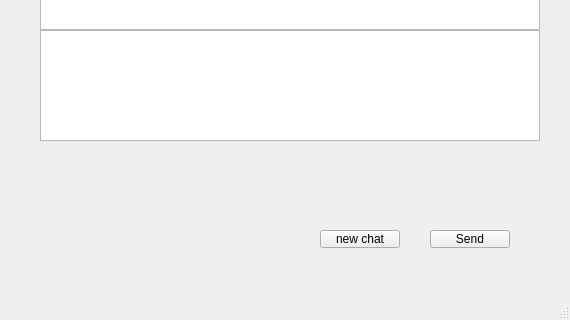
HiVltg3/DesktopAiHelper, file mainwindow.ui: the form before one commit; both pictures show x 230 to 800 and y 280 to 600 of the 800 by 600 pixel window.
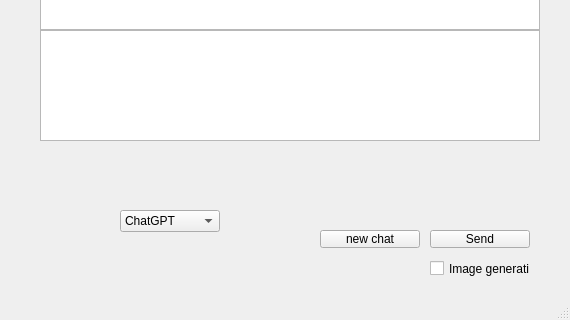
The form after the commit. Icons and pictures are not drawn.

Commit message: Added text-to-image function

The edit to the form file:
```diff
--- a/mainwindow.ui
+++ b/mainwindow.ui
@@ -51,10 +51,16 @@
      <rect>
       <x>660</x>
       <y>510</y>
-      <width>80</width>
+      <width>100</width>
       <height>18</height>
      </rect>
     </property>
+    <property name="minimumSize">
+     <size>
+      <width>100</width>
+      <height>0</height>
+     </size>
+    </property>
     <property name="text">
      <string>Send</string>
     </property>
@@ -64,10 +70,16 @@
      <rect>
       <x>550</x>
       <y>510</y>
-      <width>80</width>
+      <width>100</width>
       <height>18</height>
      </rect>
     </property>
+    <property name="minimumSize">
+     <size>
+      <width>100</width>
+      <height>0</height>
+     </size>
+    </property>
     <property name="text">
      <string>new chat</string>
     </property>
@@ -76,6 +88,62 @@
       <normaloff>:/icons/icons/chaticon.png</normaloff>:/icons/icons/chaticon.png</iconset>
     </property>
    </widget>
+   <widget class="QCheckBox" name="checkBox_imgGen">
+    <property name="geometry">
+     <rect>
+      <x>660</x>
+      <y>540</y>
+      <width>100</width>
+      <height>17</height>
+     </rect>
+    </property>
+    <property name="minimumSize">
+     <size>
+      <width>100</width>
+      <height>0</height>
+     </size>
+    </property>
+    <property name="text">
+     <string>Image generation</string>
+    </property>
+   </widget>
+   <widget class="QComboBox" name="comboBox">
+    <property name="geometry">
+     <rect>
+      <x>350</x>
+      <y>490</y>
+      <width>100</width>
+      <height>22</height>
+     </rect>
+    </property>
+    <property name="minimumSize">
+     <size>
+      <width>100</width>
+      <height>0</height>
+     </size>
+    </property>
+    <property name="layoutDirection">
+     <enum>Qt::LayoutDirection::LeftToRight</enum>
+    </property>
+    <item>
+     <property name="text">
+      <string>ChatGPT</string>
+     </property>
+     <property name="icon">
+      <iconset resource="resource.qrc">
+       <normaloff>:/icons/icons/chatgpt.png</normaloff>:/icons/icons/chatgpt.png</iconset>
+     </property>
+    </item>
+    <item>
+     <property name="text">
+      <string>Google Gemini</string>
+     </property>
+     <property name="icon">
+      <iconset resource="resource.qrc">
+       <normaloff>:/icons/icons/Gemini.png</normaloff>:/icons/icons/Gemini.png</iconset>
+     </property>
+    </item>
+   </widget>
   </widget>
   <widget class="QMenuBar" name="menubar">
    <property name="geometry">
```
Left out of the diff: 4 changed lines with no effect on the pictures. The commit also changes 8 other files.
